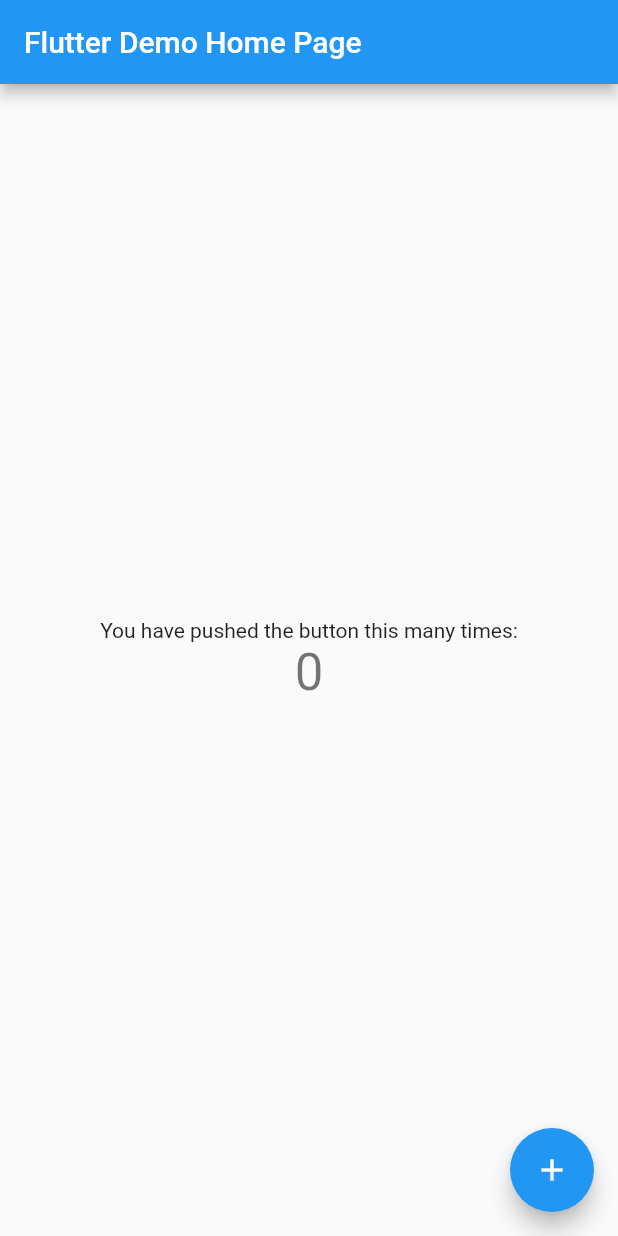
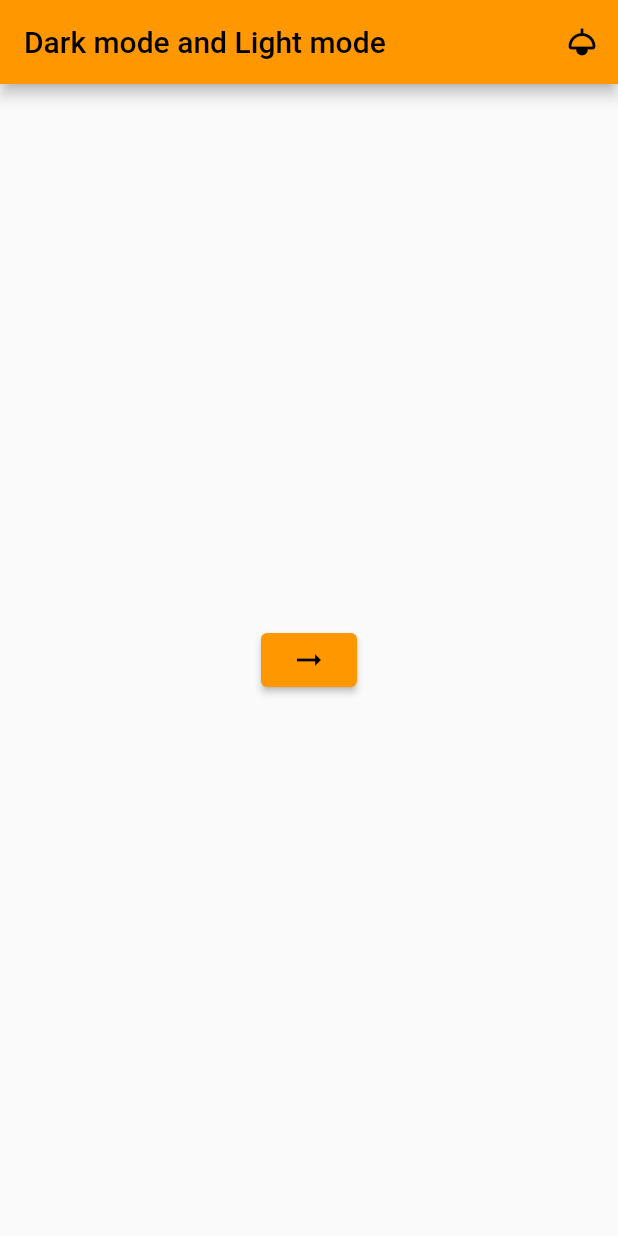
Before and after one commit to muhammedbadusha/BInstagramUi, a Flutter app: the screen it shows after launch, on a phone screen of 412 x 824 dp. Run offline on Flutter 3.47's test engine with Material 2 defaults, Android fonts, the phone set to English and light mode, and no system bars.

Commit message:
dark and light theme practiced

```diff
--- /dev/null
+++ b/lib/Widgets/costomColors.dart
@@ -0,0 +1,3 @@
+import 'package:flutter/material.dart';
+
+final cRed=Colors.red;
--- a/lib/main.dart
+++ b/lib/main.dart
@@ -1,3 +1,4 @@
+import 'package:b_instagram_ui/screen_Home.dart';
 import 'package:flutter/material.dart';
 
 void main() {
@@ -7,109 +8,14 @@ void main() {
 class MyApp extends StatelessWidget {
   const MyApp({Key? key}) : super(key: key);
 
-  // This widget is the root of your application.
   @override
   Widget build(BuildContext context) {
     return MaterialApp(
       title: 'Flutter Demo',
       theme: ThemeData(
-        // This is the theme of your application.
-        //
-        // Try running your application with "flutter run". You'll see the
-        // application has a blue toolbar. Then, without quitting the app, try
-        // changing the primarySwatch below to Colors.green and then invoke
-        // "hot reload" (press "r" in the console where you ran "flutter run",
-        // or simply save your changes to "hot reload" in a Flutter IDE).
-        // Notice that the counter didn't reset back to zero; the application
-        // is not restarted.
         primarySwatch: Colors.blue,
       ),
-      home: const MyHomePage(title: 'Flutter Demo Home Page'),
+      home:  const ScreenHome(),
     );
   }
 }
-
-class MyHomePage extends StatefulWidget {
-  const MyHomePage({Key? key, required this.title}) : super(key: key);
-
-  // This widget is the home page of your application. It is stateful, meaning
-  // that it has a State object (defined below) that contains fields that affect
-  // how it looks.
-
-  // This class is the configuration for the state. It holds the values (in this
-  // case the title) provided by the parent (in this case the App widget) and
-  // used by the build method of the State. Fields in a Widget subclass are
-  // always marked "final".
-
-  final String title;
-
-  @override
-  State<MyHomePage> createState() => _MyHomePageState();
-}
-
-class _MyHomePageState extends State<MyHomePage> {
-  int _counter = 0;
-
-  void _incrementCounter() {
-    setState(() {
-      // This call to setState tells the Flutter framework that something has
-      // changed in this State, which causes it to rerun the build method below
-      // so that the display can reflect the updated values. If we changed
-      // _counter without calling setState(), then the build method would not be
-      // called again, and so nothing would appear to happen.
-      _counter++;
-    });
-  }
-
-  @override
-  Widget build(BuildContext context) {
-    // This method is rerun every time setState is called, for instance as done
-    // by the _incrementCounter method above.
-    //
-    // The Flutter framework has been optimized to make rerunning build methods
-    // fast, so that you can just rebuild anything that needs updating rather
-    // than having to individually change instances of widgets.
-    return Scaffold(
-      appBar: AppBar(
-        // Here we take the value from the MyHomePage object that was created by
-        // the App.build method, and use it to set our appbar title.
-        title: Text(widget.title),
-      ),
-      body: Center(
-        // Center is a layout widget. It takes a single child and positions it
-        // in the middle of the parent.
-        child: Column(
-          // Column is also a layout widget. It takes a list of children and
-          // arranges them vertically. By default, it sizes itself to fit its
-          // children horizontally, and tries to be as tall as its parent.
-          //
-          // Invoke "debug painting" (press "p" in the console, choose the
-          // "Toggle Debug Paint" action from the Flutter Inspector in Android
-          // Studio, or the "Toggle Debug Paint" command in Visual Studio Code)
-          // to see the wireframe for each widget.
-          //
-          // Column has various properties to control how it sizes itself and
-          // how it positions its children. Here we use mainAxisAlignment to
-          // center the children vertically; the main axis here is the vertical
-          // axis because Columns are vertical (the cross axis would be
-          // horizontal).
-          mainAxisAlignment: MainAxisAlignment.center,
-          children: <Widget>[
-            const Text(
-              'You have pushed the button this many times:',
-            ),
-            Text(
-              '$_counter',
-              style: Theme.of(context).textTheme.headline4,
-            ),
-          ],
-        ),
-      ),
-      floatingActionButton: FloatingActionButton(
-        onPressed: _incrementCounter,
-        tooltip: 'Increment',
-        child: const Icon(Icons.add),
-      ), // This trailing comma makes auto-formatting nicer for build methods.
-    );
-  }
-}
--- /dev/null
+++ b/lib/screen_Home.dart
@@ -0,0 +1,64 @@
+import 'package:b_instagram_ui/Widgets/costomColors.dart';
+import 'package:flutter/material.dart';
+bool _iconBool=false;
+class ScreenHome extends StatefulWidget {
+  const ScreenHome({Key? key}) : super(key: key);
+
+  @override
+  State<ScreenHome> createState() => _ScreenHomeState();
+}
+
+IconData _iconLight=Icons.light;
+IconData _iconDark=Icons.dark_mode;
+ThemeData _lightTheme =ThemeData(
+  primarySwatch: Colors.orange,
+  brightness: Brightness.light
+);
+ThemeData _darkTheme =ThemeData(
+    primarySwatch: Colors.green,
+    brightness: Brightness.dark
+);
+class _ScreenHomeState extends State<ScreenHome> {
+
+  @override
+  Widget build(BuildContext context) {
+    return MaterialApp(
+      theme: _iconBool?_darkTheme:_lightTheme,
+      home: Scaffold(
+        appBar: AppBar(
+          title: Text('Dark mode and Light mode'),
+          actions: [
+            IconButton(onPressed: (){
+              setState((){
+                _iconBool=!_iconBool;
+              });
+            }, icon: Icon(_iconBool?_iconDark:_iconLight))
+          ],
+        ),
+        body: Center(child: ElevatedButton(onPressed: (){
+          Navigator.of(context).push(MaterialPageRoute(builder: (context)=>Secondtest()));
+        }, child: Icon(Icons.arrow_right_alt))),
+      ),
+    );
+  }
+}
+class Secondtest extends StatefulWidget {
+  const Secondtest({Key? key}) : super(key: key);
+
+  @override
+  State<Secondtest> createState() => _SecondtestState();
+}
+
+class _SecondtestState extends State<Secondtest> {
+  @override
+  Widget build(BuildContext context) {
+    return MaterialApp(
+      theme: _iconBool?_darkTheme:_lightTheme,
+      home: Scaffold(
+        appBar: AppBar(
+          title: Text('this is second Page'),
+        ),
+      ),
+    );
+  }
+}
```
